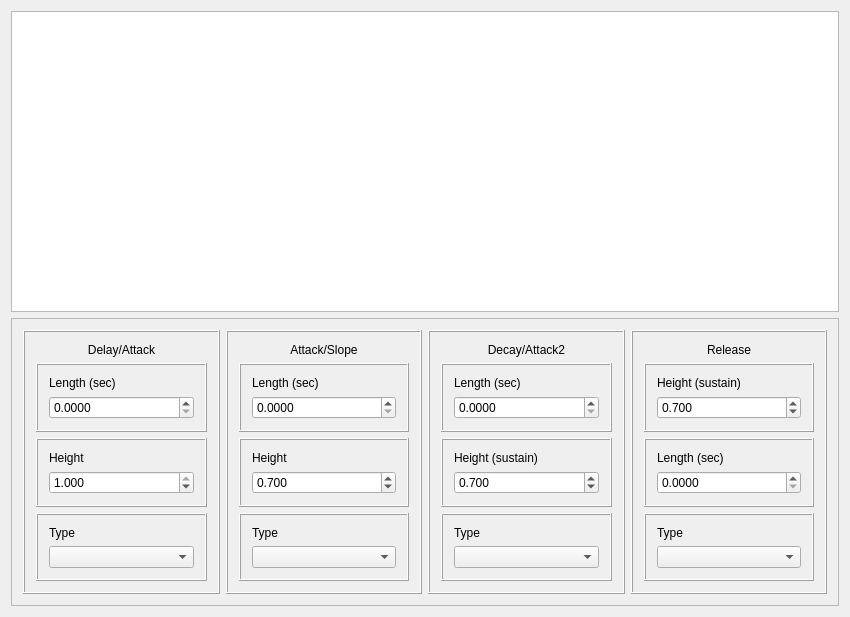
First picture: the form in sources/interface/AdsrDialog.ui, repository linuxmao-org/Frontieres, before the edit.
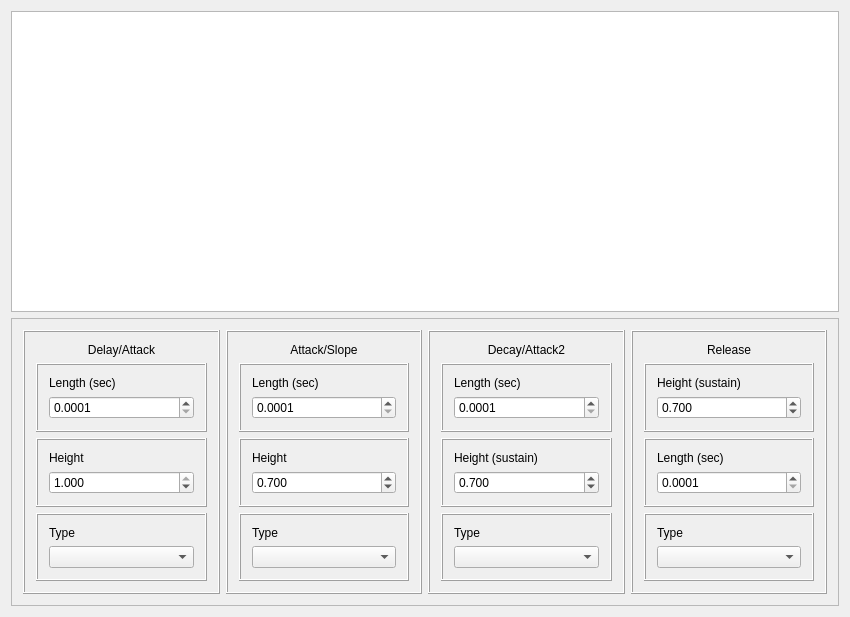
Second picture: the form after the edit.

Commit message: ajout valeur mini des durees > 0

Patch:
```diff
--- a/sources/interface/AdsrDialog.ui
+++ b/sources/interface/AdsrDialog.ui
@@ -67,7 +67,7 @@
                <number>4</number>
               </property>
               <property name="minimum">
-               <double>0.000000000000000</double>
+               <double>0.000100000000000</double>
               </property>
               <property name="maximum">
                <double>100000.000000000000000</double>
@@ -76,7 +76,7 @@
                <double>0.000100000000000</double>
               </property>
               <property name="value">
-               <double>0.000000000000000</double>
+               <double>0.000100000000000</double>
               </property>
              </widget>
             </item>
@@ -225,7 +225,7 @@
                <number>4</number>
               </property>
               <property name="minimum">
-               <double>0.000000000000000</double>
+               <double>0.000100000000000</double>
               </property>
               <property name="maximum">
                <double>100000.000000000000000</double>
@@ -234,7 +234,7 @@
                <double>0.000100000000000</double>
               </property>
               <property name="value">
-               <double>0.000000000000000</double>
+               <double>0.000100000000000</double>
               </property>
              </widget>
             </item>
@@ -307,7 +307,7 @@
                <number>4</number>
               </property>
               <property name="minimum">
-               <double>0.000000000000000</double>
+               <double>0.000100000000000</double>
               </property>
               <property name="maximum">
                <double>100000.000000000000000</double>
@@ -316,7 +316,7 @@
                <double>0.000100000000000</double>
               </property>
               <property name="value">
-               <double>0.000000000000000</double>
+               <double>0.000100000000000</double>
               </property>
              </widget>
             </item>
@@ -427,7 +427,7 @@
                <number>4</number>
               </property>
               <property name="minimum">
-               <double>0.000000000000000</double>
+               <double>0.000100000000000</double>
               </property>
               <property name="maximum">
                <double>100000.000000000000000</double>
@@ -436,7 +436,7 @@
                <double>0.000100000000000</double>
               </property>
               <property name="value">
-               <double>0.000000000000000</double>
+               <double>0.000100000000000</double>
               </property>
              </widget>
             </item>
```
